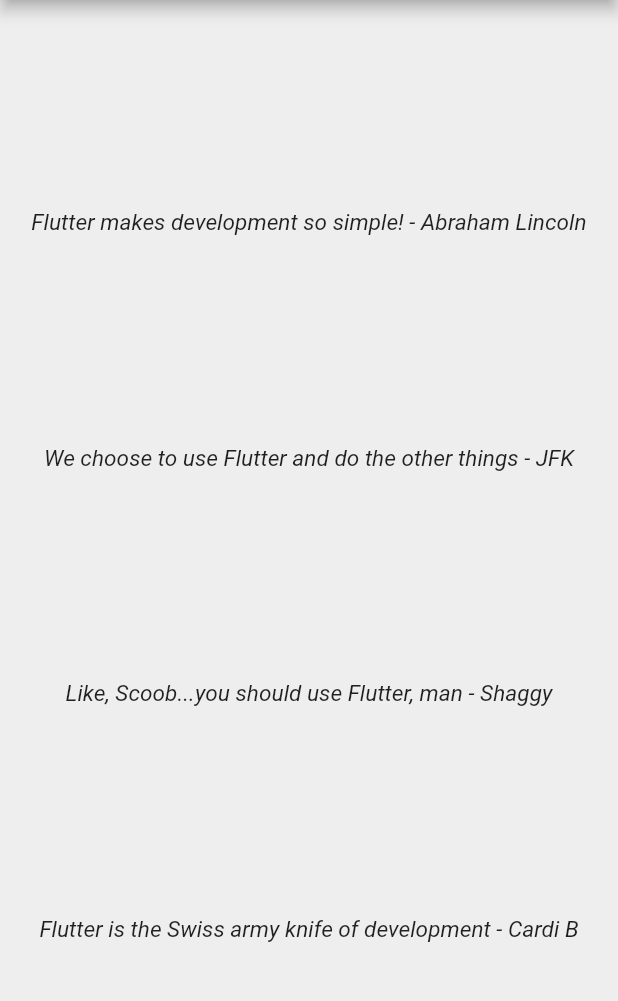
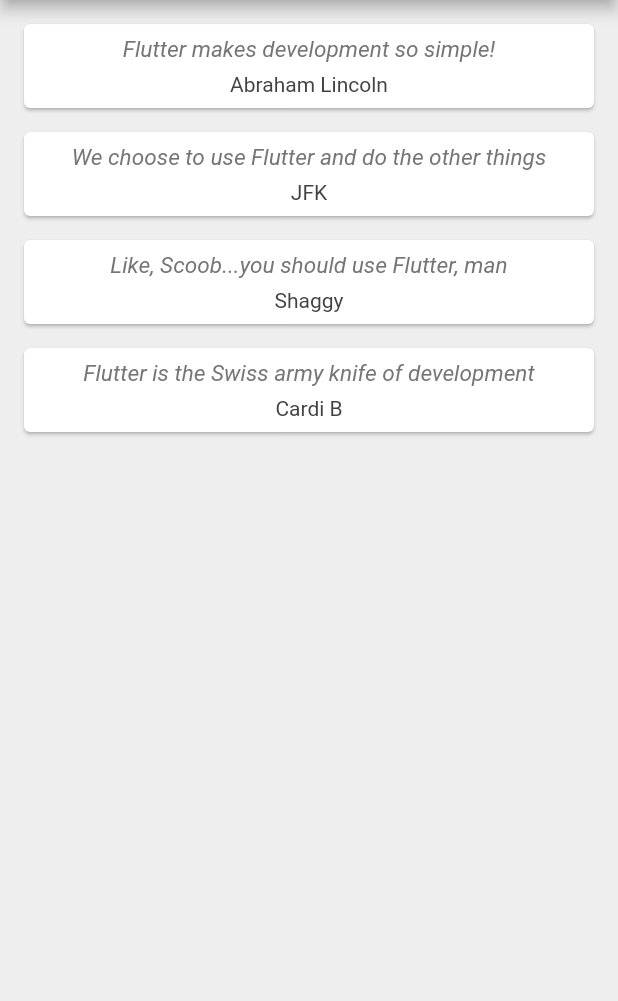
Before and after one commit to hunterhines34/Quotely, a Flutter app: the screen it shows after launch, on a phone screen of 412 x 824 dp, the part 84-1085 px from its top. Run offline on Flutter 3.47's test engine with Material 2 defaults, Android fonts, the phone set to English and light mode, and no system bars.

Commit message:
Added Cards widget and constructors

```diff
--- a/lib/main.dart
+++ b/lib/main.dart
@@ -1,5 +1,6 @@
 import 'package:flutter/material.dart';
 import 'quote.dart';
+import 'quote_card.dart';
 
 void main() => runApp(MaterialApp(
   home: Quotely(),
@@ -30,12 +31,8 @@ class _QuotelyState extends State<Quotely> {
       ),
       body: Center(
         child: Column(
-          mainAxisAlignment: MainAxisAlignment.spaceEvenly,
-          crossAxisAlignment: CrossAxisAlignment.center,
-          children: quotes.map((quote) => Text('${quote.quote} - ${quote.author}', style: TextStyle(
-            fontSize: 15.0,
-            fontStyle: FontStyle.italic
-          ),)).toList(),
+          crossAxisAlignment: CrossAxisAlignment.stretch,
+          children: quotes.map((quote) => QuoteCard(quote: quote)).toList(),
         ),
       ),
     );
--- a/lib/quote.dart
+++ b/lib/quote.dart
@@ -5,5 +5,3 @@ class Quote {
   Quote({ this.quote, this.author });
 
 }
-
-Quote myquote = Quote(quote: 'Testing quote', author: 'Hunter Hines');
--- /dev/null
+++ b/lib/quote_card.dart
@@ -0,0 +1,40 @@
+import 'package:flutter/material.dart';
+import 'quote.dart';
+
+class QuoteCard extends StatelessWidget {
+
+  final Quote quote;
+  QuoteCard({ this.quote });
+
+  @override
+  Widget build(BuildContext context) {
+    return Card(
+      margin: EdgeInsets.fromLTRB(16.0, 16.0, 16.0, 0),
+      child: Padding(
+        padding: const EdgeInsets.all(8.0),
+        child: Column(
+          children: <Widget>[
+            Text(
+              quote.quote,
+              style: TextStyle(
+                fontSize: 15.0,
+                fontStyle: FontStyle.italic,
+                color: Colors.grey[600],
+              ),
+            ),
+            SizedBox(
+              height: 6.0,
+            ),
+            Text(
+              quote.author,
+              style: TextStyle(
+                fontSize: 14.0,
+                color: Colors.grey[800],
+              ),
+            ),
+          ],
+        ),
+      ),
+    );
+  }
+}
```
